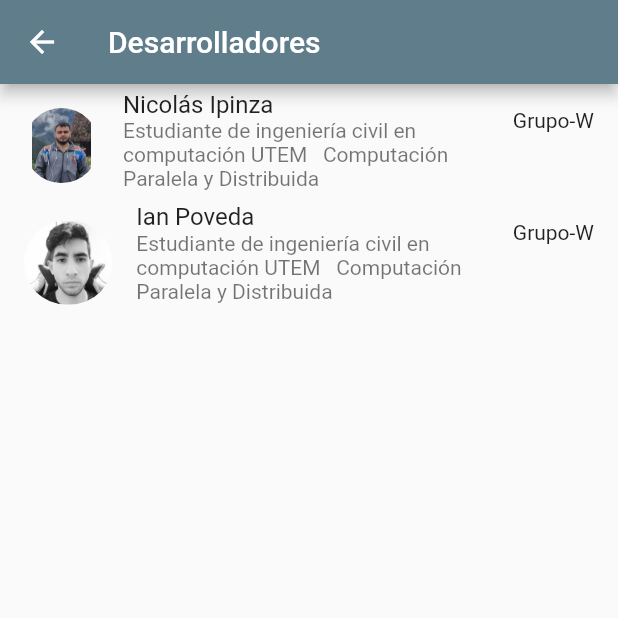
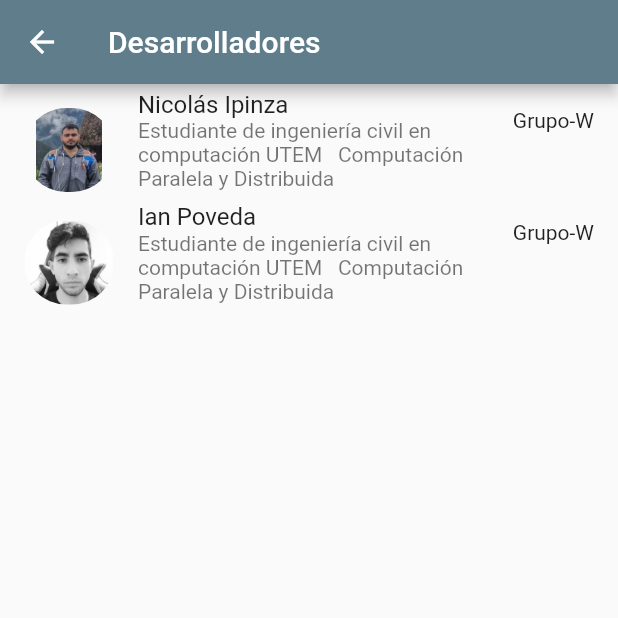
Before and after one commit to IanPD97/appmovil_earthquakes, a Flutter app: the FirstPage screen opened directly, after a tap on "Ver Desarrolladores", on a phone screen of 412 x 824 dp, the top half of it. Run offline on Flutter 3.47's test engine with Material 2 defaults, Android fonts, the phone set to English and light mode, and no system bars; our stand-ins replace google_maps_flutter, google_sign_in; missing offline and left inert: google_maps_flutter_web, google_sign_in_web; network calls fail.

Commit message:
Se agrega boton de logout y se arreglan detalles minimos.

```diff
--- a/lib/devs_page.dart
+++ b/lib/devs_page.dart
@@ -24,8 +24,8 @@ class _DevsPageState extends State<DevsPage> {
                   leading: ClipRRect(
                     child: Image.asset(
                       'assets/ipinza.jpg',
-                      width: 50,
-                      height: 50,
+                      width: 60,
+                      height: 60,
                     ),
                     borderRadius: BorderRadius.all(Radius.circular(1000)),
                   ),
@@ -43,6 +43,8 @@ class _DevsPageState extends State<DevsPage> {
                   leading: ClipRRect(
                     child: Image.asset(
                       'assets/poveda.jpg',
+                      height: 60,
+                      width: 60,
                     ),
                     borderRadius: BorderRadius.all(Radius.circular(1000)),
                   ),
--- a/lib/firstpage.dart
+++ b/lib/firstpage.dart
@@ -1,6 +1,8 @@
 import 'package:appmovil_earthquakes/homepage.dart';
 import 'package:appmovil_earthquakes/devs_page.dart';
 import 'package:flutter/material.dart';
+import 'package:appmovil_earthquakes/google_signin_api.dart';
+import 'package:appmovil_earthquakes/sign_up_page.dart';
 
 class FirstPage extends StatefulWidget {
   @override
@@ -57,6 +59,30 @@ class _FirstPageState extends State<FirstPage> {
                 ),
               ]))
             ]),
+            const Divider(
+              height: 20,
+              thickness: 1.5,
+              indent: 10,
+              endIndent: 10,
+              color: Colors.blueGrey,
+            ),
+            Row(children: [
+              Expanded(
+                  child: Column(children: <Widget>[
+                ListTile(
+                  leading: Icon(Icons.logout),
+                  title: Text("Cerrar Sesión"),
+                  onTap: () {
+                    GoogleSignInApi.logOut();
+                    Navigator.push(
+                        context,
+                        MaterialPageRoute(
+                          builder: (context) => SignUpPage(),
+                        ));
+                  },
+                ),
+              ]))
+            ]),
           ],
         )));
   }
--- a/lib/google_signin_api.dart
+++ b/lib/google_signin_api.dart
@@ -4,4 +4,5 @@ class GoogleSignInApi {
   static final _googleSignIn = GoogleSignIn();
 
   static Future<GoogleSignInAccount?> login() => _googleSignIn.signIn();
+  static Future<GoogleSignInAccount?> logOut() => _googleSignIn.signOut();
 }
--- a/lib/main.dart
+++ b/lib/main.dart
@@ -5,8 +5,8 @@ import 'package:appmovil_earthquakes/sign_up_page.dart';
 void main() async {
   runApp(
     MaterialApp(
-      //home: SignUpPage(),
-      home: FirstPage(),
+      home: SignUpPage(),
+      //home: FirstPage(),
       debugShowCheckedModeBanner: false,
     ),
   );
```
Also changed, not shown: 5 other files.
